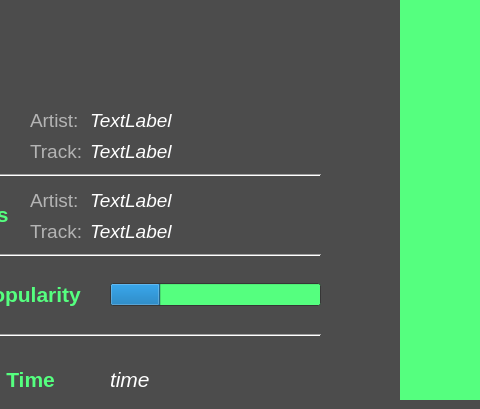
Above: tracker_gui.ui from ajaybasnyat/Spotify-Companion before the change; both pictures show x 90 to 570 and y 181 to 590 of the 832 by 590 pixel window. Below: the same form after it.
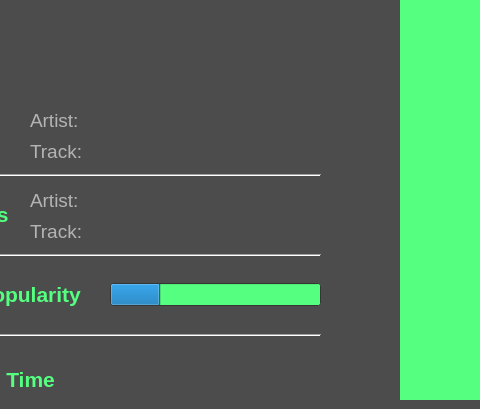
That is the form after the change. Icons and pictures are not drawn.

Diff of the .ui file:
```diff
--- a/tracker_gui.ui
+++ b/tracker_gui.ui
@@ -405,7 +405,7 @@
         </font>
        </property>
        <property name="text">
-        <string>TextLabel</string>
+        <string/>
        </property>
       </widget>
      </item>
@@ -418,7 +418,7 @@
         </font>
        </property>
        <property name="text">
-        <string>TextLabel</string>
+        <string/>
        </property>
       </widget>
      </item>
@@ -573,7 +573,7 @@
         </font>
        </property>
        <property name="text">
-        <string>TextLabel</string>
+        <string/>
        </property>
       </widget>
      </item>
@@ -586,7 +586,7 @@
         </font>
        </property>
        <property name="text">
-        <string>TextLabel</string>
+        <string/>
        </property>
       </widget>
      </item>
@@ -951,7 +951,7 @@
      <rect>
       <x>200</x>
       <y>546</y>
-      <width>81</width>
+      <width>261</width>
       <height>29</height>
      </rect>
     </property>
@@ -962,7 +962,7 @@
      </font>
     </property>
     <property name="text">
-     <string>time</string>
+     <string/>
     </property>
    </widget>
    <widget class="QProgressBar" name="trackPopularity">
```
